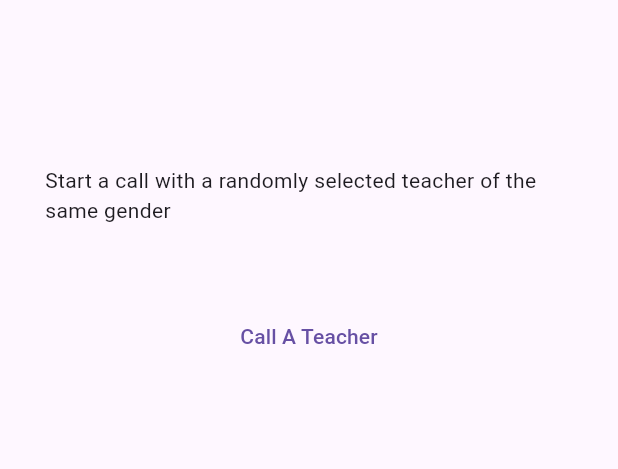
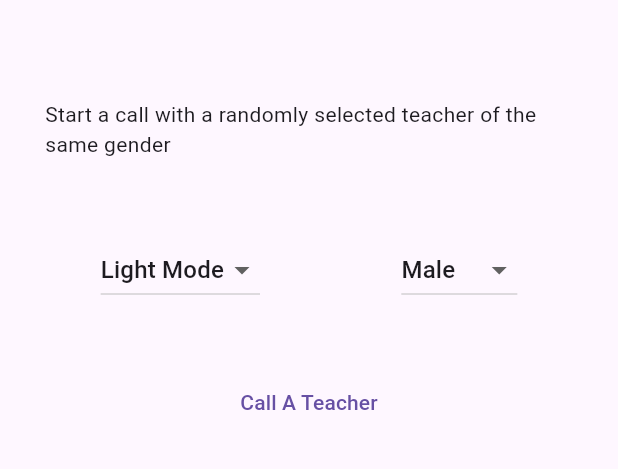
Before and after one commit to Moddakir-App/moddakir_sdk_flutter, a Flutter app: the screen it shows after launch, after a tap on "Call A Teacher", on a phone screen of 412 x 824 dp, the part 63-532 px from its top. Run offline on Flutter 3.47's test engine with Material 3 defaults, Android fonts, the phone set to English and light mode, and no system bars; our stand-ins replace plugin_platform_interface.

Commit message:
enhance example app experience

```diff
--- a/example/lib/main.dart
+++ b/example/lib/main.dart
@@ -15,6 +15,8 @@ class MyApp extends StatefulWidget {
 
 class _MyAppState extends State<MyApp> {
   final _ModdakirSdkFlutterPlugin = ModdakirSdkFlutter();
+  String gender = "Male";
+  bool isLightMode = true;
 
   @override
   void initState() {
@@ -36,6 +38,38 @@ class _MyAppState extends State<MyApp> {
                   padding: const EdgeInsets.all(30.0),
                   child: Text('Start a call with a randomly selected teacher of the same gender'),
                 ),
+                Padding(
+                  padding: const EdgeInsets.all(20.0),
+                  child: Row(
+                    mainAxisAlignment: MainAxisAlignment.spaceAround,
+                    children: [
+                      DropdownButton<String>(
+                        value: isLightMode ? 'Light Mode' : 'Dark Mode',
+                        items:
+                            <String>['Light Mode', 'Dark Mode'].map((String value) {
+                              return DropdownMenuItem<String>(value: value, child: Text(value));
+                            }).toList(),
+                        onChanged: (item) {
+                          setState(() {
+                            isLightMode = item == "Light Mode";
+                          });
+                        },
+                      ),
+                      DropdownButton<String>(
+                        value: gender,
+                        items:
+                            <String>['Male', 'Female'].map((String value) {
+                              return DropdownMenuItem<String>(value: value, child: Text(value));
+                            }).toList(),
+                        onChanged: (item) {
+                          setState(() {
+                            gender = item ?? 'Male';
+                          });
+                        },
+                      ),
+                    ],
+                  ),
+                ),
                 SizedBox(height: 20),
                 TextButton(
                   onPressed: () {
@@ -44,9 +78,9 @@ class _MyAppState extends State<MyApp> {
                       "ts6824-adaf49", // For Testing Env use ModdakirTestKey
                       "m.moussa@moddakir.com",
                       "Mahmoud Moussa",
-                      "+201000215275",
-                      "Male",
-                      true,
+                      gender,
+                      "201000215275",
+                      isLightMode,
                       "ar",
                     );
                   },
--- a/lib/moddakir_sdk_flutter.dart
+++ b/lib/moddakir_sdk_flutter.dart
@@ -2,22 +2,18 @@
 import 'moddakir_sdk_flutter_platform_interface.dart';
 
 class ModdakirSdkFlutter {
-  Future<String?> getPlatformVersion() {
-    return ModdakirSdkFlutterPlatform.instance.getPlatformVersion();
-  }
-
 
   /// A startCall method to launch the ModdakirSDK Calling screen
   ///
   ///   * [moddakirId], Moddakir Client ID
   ///   * [moddakirKey], Moddakir Client Key - accept testing and production keys
   ///   * [email], User's email - The user identifier send the same email to the same user
-  ///   * [email], User's phone
   ///   * [name], User's name
   ///   * [gender], User's gender - ["Male", "Female"]
+  ///   [phone], User's phone
   ///   [isLightMode], the app theme mode - [true, false] - Default true.
   ///   [language], the app language used by android only, ios will follow the app localization - ["ar", "en"] - Default "en".
-  Future<String?> startCall(String moddakirId, String moddakirKey, String email, String name, String phone, String gender, [bool isLightMode = true, String language = 'en']) async {
-    return ModdakirSdkFlutterPlatform.instance.startCall(moddakirId, moddakirKey, name, email, phone, gender, isLightMode, language);
+  Future<String?> startCall(String moddakirId, String moddakirKey, String email, String name, String gender, [String phone = '', bool isLightMode = true, String language = 'en']) async {
+    return ModdakirSdkFlutterPlatform.instance.startCall(moddakirId, moddakirKey, name, email, gender, phone, isLightMode, language);
   }
 }
--- a/lib/moddakir_sdk_flutter_method_channel.dart
+++ b/lib/moddakir_sdk_flutter_method_channel.dart
@@ -10,13 +10,7 @@ class MethodChannelModdakirSdkFlutter extends ModdakirSdkFlutterPlatform {
   final methodChannel = const MethodChannel('moddakir_sdk_flutter');
 
   @override
-  Future<String?> getPlatformVersion() async {
-    final version = await methodChannel.invokeMethod<String>('getPlatformVersion');
-    return version;
-  }
-
-  @override
-  Future<String?> startCall(String moddakirId, String moddakirKey, String name, String email, String phone, String gender, [bool isLightMode = true, String language = 'en']) async {
+  Future<String?> startCall(String moddakirId, String moddakirKey, String name, String email, String gender, [String phone = '',bool isLightMode = true, String language = 'en']) async {
     final version = await methodChannel.invokeMethod<String>('startCall',
     {
       'moddakirId': moddakirId,
--- a/lib/moddakir_sdk_flutter_platform_interface.dart
+++ b/lib/moddakir_sdk_flutter_platform_interface.dart
@@ -23,11 +23,7 @@ abstract class ModdakirSdkFlutterPlatform extends PlatformInterface {
     _instance = instance;
   }
 
-  Future<String?> getPlatformVersion() {
-    throw UnimplementedError('platformVersion() has not been implemented.');
-  }
-
-  Future<String?> startCall(String moddakirId, String moddakirKey, String name, String email, String phone,String gender, [bool isLightMode = true, String language = 'en']) async {
+  Future<String?> startCall(String moddakirId, String moddakirKey, String name, String email,String gender, [String phone = '', bool isLightMode = true, String language = 'en']) async {
     throw UnimplementedError('platformVersion() has not been implemented.');
   }
 }
```
Also changed, not shown: 10 other files.
